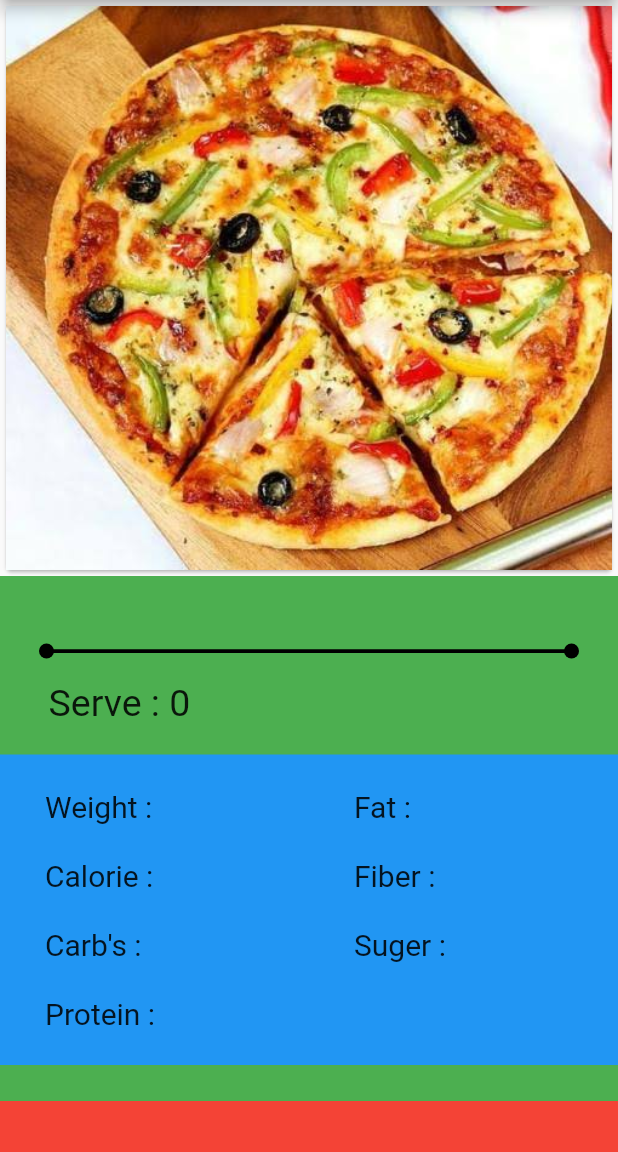
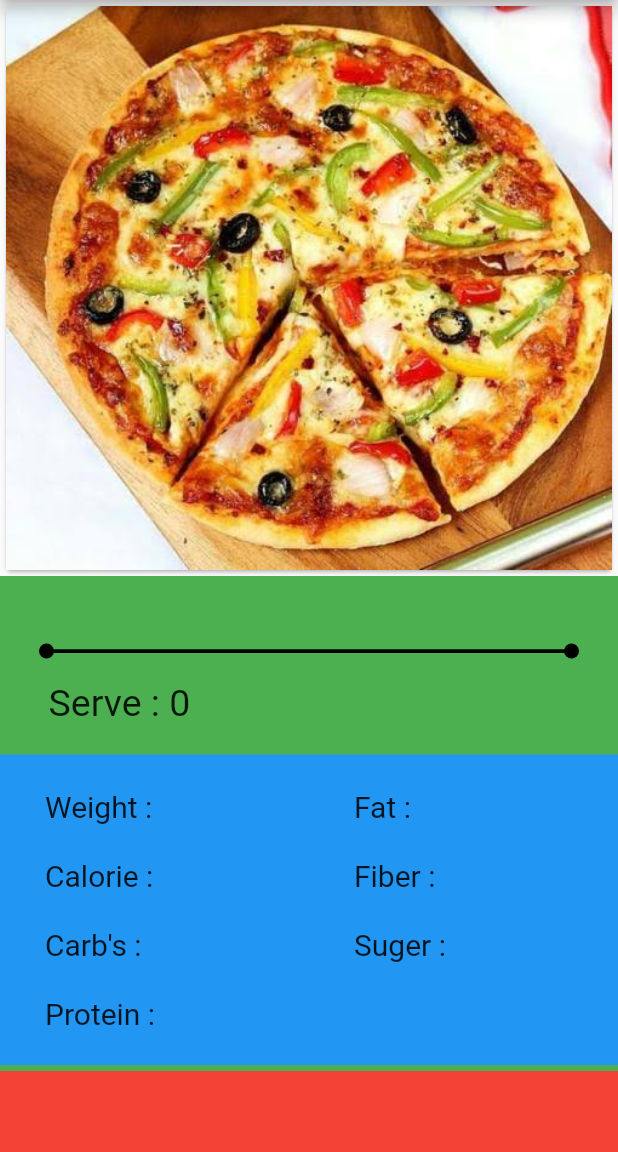
Before and after one commit to abhijeetAUR/FoodRonAi_Flutter, a Flutter app: the ImageDetails screen opened directly, on a phone screen of 412 x 824 dp, the part 84-1236 px from its top. Run offline on Flutter 3.47's test engine with Material 2 defaults, Android fonts, the light colour scheme and no system bars; our stand-ins replace image_picker; missing offline and left inert: dart:ffi.

Commit message:
detail card

```diff
--- a/food_ron_ai/lib/customwidgets/DetailCard.dart
+++ b/food_ron_ai/lib/customwidgets/DetailCard.dart
@@ -29,7 +29,7 @@ class _DetailsOfImageCardWidgetState extends State<DetailsOfImageCardWidget>
   Widget build(BuildContext context) {
     return Container(
       width: MediaQuery.of(context).size.width,
-      height: 350,
+      height: 330,
       color: Colors.green,
       child: Column(
         children: <Widget>[
```
